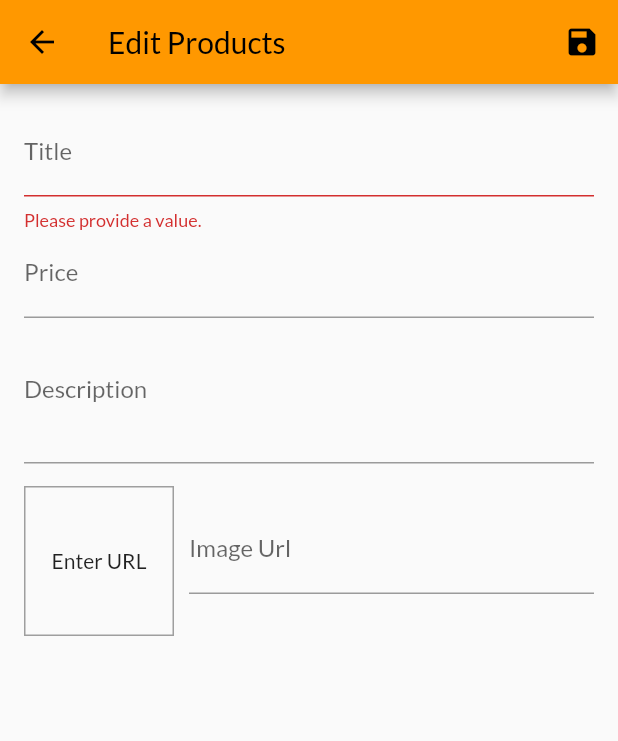
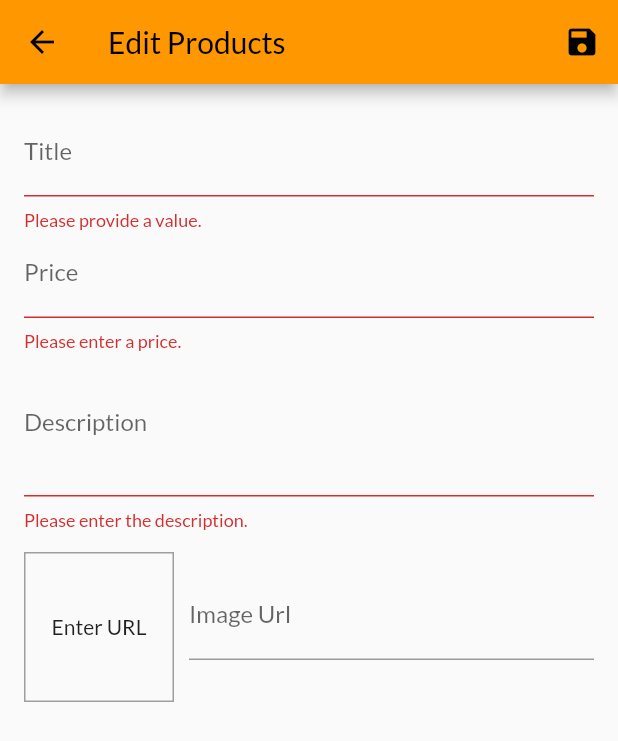
Before and after one commit to Khan-06/My_Shop, a Flutter app: the EditProductsScreen screen opened by its route, after a tap on the "save" icon, on a phone screen of 412 x 824 dp. Shown: the top 741 px of the screen. Run offline on Flutter 3.47's test engine with Material 2 defaults, Android fonts, the phone set to English and light mode, and no system bars; our stand-ins replace another_flushbar, google_fonts; network calls fail.

Commit message:
Adding validation

```diff
--- a/lib/screens/edit_products_screen.dart
+++ b/lib/screens/edit_products_screen.dart
@@ -42,8 +42,8 @@ class _EditProductsScreenState extends State<EditProductsScreen> {
 
   void _saveForm() {
     final isValid = _form.currentState?.validate();
-    if (!isValid!){
-      return ;
+    if (!isValid!) {
+      return;
     }
     _form.currentState?.save();
     print(_editedProduct.imageUrl);
@@ -81,7 +81,7 @@ class _EditProductsScreenState extends State<EditProductsScreen> {
                     imageUrl: _editedProduct.imageUrl,
                     price: _editedProduct.price),
                 validator: (value) {
-                  if(value!.isEmpty){
+                  if (value!.isEmpty) {
                     return 'Please provide a value.';
                   }
                   return null;
@@ -99,7 +99,20 @@ class _EditProductsScreenState extends State<EditProductsScreen> {
                   title: _editedProduct.title,
                   imageUrl: _editedProduct.imageUrl,
                   price: double.parse(newValue!),
-                      ),),
+                ),
+                validator: (value) {
+                  if(value!.isEmpty){
+                    return 'Please enter a price.';
+                  }
+                  if(double.tryParse(value) == null) {
+                    return 'Please enter a valid amount.';
+                  }
+                  if(double.parse(value) <= 0){
+                    return 'Please enter the price greater than zero';
+                  }
+                  return null;
+                },
+              ),
               TextFormField(
                   decoration: const InputDecoration(labelText: 'Description'),
                   maxLines: 3,
@@ -110,8 +123,16 @@ class _EditProductsScreenState extends State<EditProductsScreen> {
                       description: newValue!,
                       title: _editedProduct.title,
                       imageUrl: _editedProduct.imageUrl,
-                      price: _editedProduct.price)
-              ),
+                      price: _editedProduct.price),
+              validator: (value) {
+                    if(value!.isEmpty){
+                      return 'Please enter the description.';
+                    }
+                    if(value.length < 10){
+                      return 'The description should be at least 10 characters long.';
+                    }
+                    return null;
+              }),
               Row(
                 children: [
                   Container(
@@ -130,7 +151,8 @@ class _EditProductsScreenState extends State<EditProductsScreen> {
                   ),
                   Expanded(
                     child: TextFormField(
-                      decoration: const InputDecoration(labelText: 'Image Url'),
+                        decoration:
+                            const InputDecoration(labelText: 'Image Url'),
                         keyboardType: TextInputType.url,
                         textInputAction: TextInputAction.done,
                         controller: _imageUrlController,
@@ -142,9 +164,7 @@ class _EditProductsScreenState extends State<EditProductsScreen> {
                             description: _editedProduct.description,
                             title: _editedProduct.title,
                             imageUrl: newValue!,
-                            price: _editedProduct.price)
-
-                    ),
+                            price: _editedProduct.price)),
                   ),
                 ],
               )
```
Lines whose indentation alone changed are shown as unchanged.
